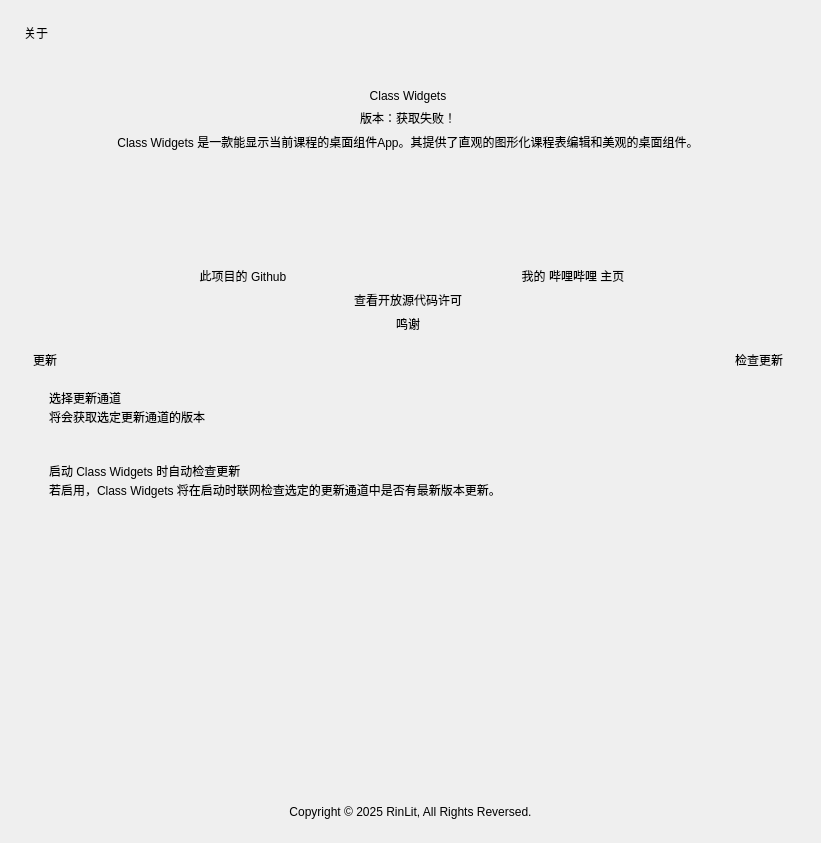
Old version of the form view/menu/about.ui in the repository yhlhoh/Class-Widgets.
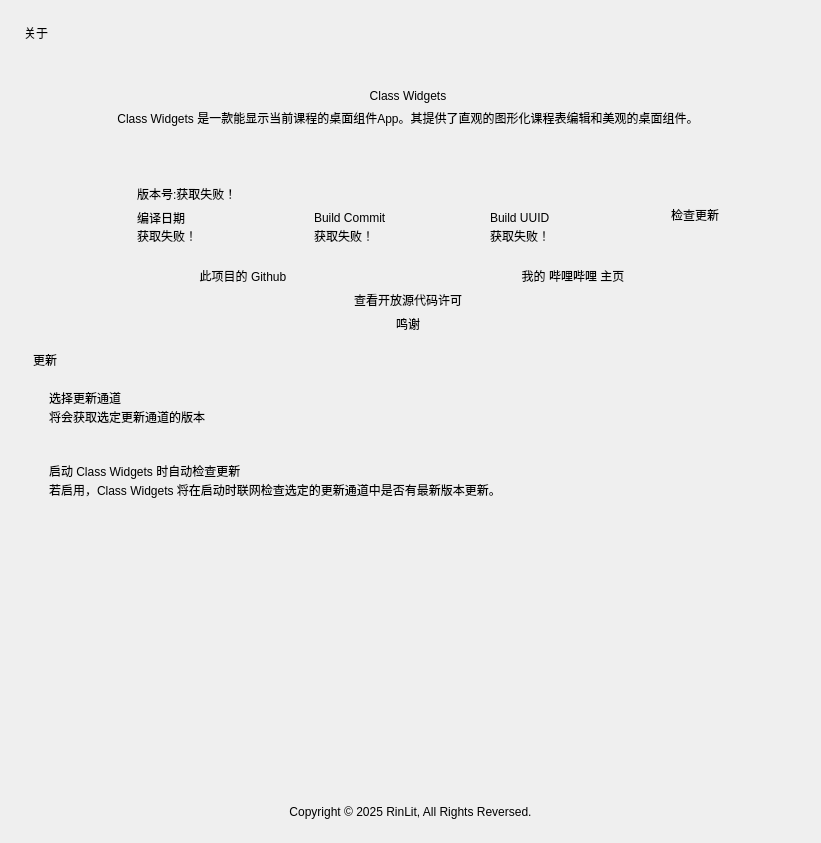
New version of the form. Icons and pictures are not drawn. Custom widgets are drawn as their Qt base class.

Commit message:
feat: 可跟踪的版本信息管理 (#642)
一个尝试

The edit to the form file:
```diff
--- a/view/menu/about.ui
+++ b/view/menu/about.ui
@@ -50,7 +50,7 @@
         <x>0</x>
         <y>0</y>
         <width>773</width>
-        <height>716</height>
+        <height>765</height>
        </rect>
       </property>
       <layout class="QVBoxLayout" name="verticalLayout_3">
@@ -122,19 +122,6 @@
            </property>
           </widget>
          </item>
-         <item>
-          <widget class="BodyLabel" name="version">
-           <property name="text">
-            <string>版本：获取失败！</string>
-           </property>
-           <property name="alignment">
-            <set>Qt::AlignCenter</set>
-           </property>
-           <property name="wordWrap">
-            <bool>true</bool>
-           </property>
-          </widget>
-         </item>
          <item>
           <widget class="CaptionLabel" name="CaptionLabel_3">
            <property name="text">
@@ -156,11 +143,228 @@
            <property name="sizeHint" stdset="0">
             <size>
              <width>20</width>
-             <height>40</height>
+             <height>18</height>
             </size>
            </property>
           </spacer>
          </item>
+         <item>
+          <layout class="QHBoxLayout" name="horizontalLayout_5">
+           <property name="leftMargin">
+            <number>0</number>
+           </property>
+           <property name="rightMargin">
+            <number>0</number>
+           </property>
+           <item>
+            <widget class="CardWidget" name="version_info_card">
+             <property name="minimumSize">
+              <size>
+               <width>0</width>
+               <height>70</height>
+              </size>
+             </property>
+             <layout class="QHBoxLayout" name="horizontalLayout_version_info">
+              <property name="leftMargin">
+               <number>16</number>
+              </property>
+              <property name="topMargin">
+               <number>16</number>
+              </property>
+              <property name="rightMargin">
+               <number>16</number>
+              </property>
+              <property name="bottomMargin">
+               <number>16</number>
+              </property>
+              <item>
+               <widget class="QLabel" name="info_icon">
+                <property name="sizePolicy">
+                 <sizepolicy hsizetype="Fixed" vsizetype="Fixed">
+                  <horstretch>0</horstretch>
+                  <verstretch>0</verstretch>
+                 </sizepolicy>
+                </property>
+                <property name="minimumSize">
+                 <size>
+                  <width>24</width>
+                  <height>24</height>
+                 </size>
+                </property>
+                <property name="maximumSize">
+                 <size>
+                  <width>24</width>
+                  <height>24</height>
+                 </size>
+                </property>
+                <property name="pixmap">
+                 <pixmap>../../img/logo/favicon-update.png</pixmap>
+                </property>
+                <property name="scaledContents">
+                 <bool>true</bool>
+                </property>
+               </widget>
+              </item>
+              <item>
+               <spacer name="horizontalSpacer">
+                <property name="orientation">
+                 <enum>Qt::Horizontal</enum>
+                </property>
+                <property name="sizeType">
+                 <enum>QSizePolicy::Fixed</enum>
+                </property>
+                <property name="sizeHint" stdset="0">
+                 <size>
+                  <width>10</width>
+                  <height>20</height>
+                 </size>
+                </property>
+               </spacer>
+              </item>
+              <item>
+               <layout class="QVBoxLayout" name="verticalLayout_version_details">
+                <property name="spacing">
+                 <number>0</number>
+                </property>
+                <item>
+                 <widget class="StrongBodyLabel" name="version_number_label">
+                  <property name="text">
+                   <string>版本号:获取失败！</string>
+                  </property>
+                 </widget>
+                </item>
+                <item>
+                 <spacer name="verticalSpacer_3">
+                  <property name="orientation">
+                   <enum>Qt::Vertical</enum>
+                  </property>
+                  <property name="sizeHint" stdset="0">
+                   <size>
+                    <width>0</width>
+                    <height>6</height>
+                   </size>
+                  </property>
+                 </spacer>
+                </item>
+                <item>
+                 <layout class="QHBoxLayout" name="horizontalLayout_build_info">
+                  <item>
+                   <layout class="QVBoxLayout" name="verticalLayout_build_date">
+                    <property name="spacing">
+                     <number>0</number>
+                    </property>
+                    <item>
+                     <widget class="StrongBodyLabel" name="build_date_title_label">
+                      <property name="text">
+                       <string>编译日期</string>
+                      </property>
+                     </widget>
+                    </item>
+                    <item>
+                     <widget class="CaptionLabel" name="build_date_label">
+                      <property name="text">
+                       <string>获取失败！</string>
+                      </property>
+                     </widget>
+                    </item>
+                   </layout>
+                  </item>
+                  <item>
+                   <spacer name="horizontalSpacer_3">
+                    <property name="orientation">
+                     <enum>Qt::Horizontal</enum>
+                    </property>
+                    <property name="sizeType">
+                     <enum>QSizePolicy::Fixed</enum>
+                    </property>
+                    <property name="sizeHint" stdset="0">
+                     <size>
+                      <width>2</width>
+                      <height>2</height>
+                     </size>
+                    </property>
+                   </spacer>
+                  </item>
+                  <item>
+                   <layout class="QVBoxLayout" name="verticalLayout_build_commit">
+                    <property name="spacing">
+                     <number>0</number>
+                    </property>
+                    <item>
+                     <widget class="StrongBodyLabel" name="build_commit_title_label">
+                      <property name="text">
+                       <string>Build Commit</string>
+                      </property>
+                     </widget>
+                    </item>
+                    <item>
+                     <widget class="CaptionLabel" name="build_commit_label">
+                      <property name="text">
+                       <string>获取失败！</string>
+                      </property>
+                     </widget>
+                    </item>
+                   </layout>
+                  </item>
+                  <item>
+                   <spacer name="horizontalSpacer_2">
+                    <property name="orientation">
+                     <enum>Qt::Horizontal</enum>
+                    </property>
+                    <property name="sizeType">
+                     <enum>QSizePolicy::Fixed</enum>
+                    </property>
+                    <property name="sizeHint" stdset="0">
+                     <size>
+                      <width>2</width>
+                      <height>2</height>
+                     </size>
+                    </property>
+                   </spacer>
+                  </item>
+                  <item>
+                   <layout class="QVBoxLayout" name="verticalLayout_build_uuid">
+                    <property name="spacing">
+                     <number>0</number>
+                    </property>
+                    <item>
+                     <widget class="StrongBodyLabel" name="build_uuid_title_label">
+                      <property name="text">
+                       <string>Build UUID</string>
+                      </property>
+                     </widget>
+                    </item>
+                    <item>
+                     <widget class="CaptionLabel" name="build_uuid_label">
+                      <property name="text">
+                       <string>获取失败！</string>
+                      </property>
+                     </widget>
+                    </item>
+                   </layout>
+                  </item>
+                 </layout>
+                </item>
+               </layout>
+              </item>
+              <item>
+               <widget class="PrimaryPushButton" name="check_update">
+                <property name="sizePolicy">
+                 <sizepolicy hsizetype="Maximum" vsizetype="Fixed">
+                  <horstretch>0</horstretch>
+                  <verstretch>0</verstretch>
+                 </sizepolicy>
+                </property>
+                <property name="text">
+                 <string>检查更新</string>
+                </property>
+               </widget>
+              </item>
+             </layout>
+            </widget>
+           </item>
+          </layout>
+         </item>
          <item>
           <layout class="QHBoxLayout" name="horizontalLayout_3">
            <property name="leftMargin">
@@ -319,19 +523,6 @@
              </property>
             </widget>
            </item>
-           <item>
-            <widget class="PrimaryPushButton" name="check_update">
-             <property name="sizePolicy">
-              <sizepolicy hsizetype="Maximum" vsizetype="Fixed">
-               <horstretch>0</horstretch>
-               <verstretch>0</verstretch>
-              </sizepolicy>
-             </property>
-             <property name="text">
-              <string>检查更新</string>
-             </property>
-            </widget>
-           </item>
           </layout>
          </item>
          <item>
@@ -567,11 +758,6 @@
    <extends>QLabel</extends>
    <header>qfluentwidgets</header>
   </customwidget>
-  <customwidget>
-   <class>BodyLabel</class>
-   <extends>QLabel</extends>
-   <header>qfluentwidgets</header>
-  </customwidget>
   <customwidget>
    <class>StrongBodyLabel</class>
    <extends>QLabel</extends>
```
The commit also changes 11 other files.
